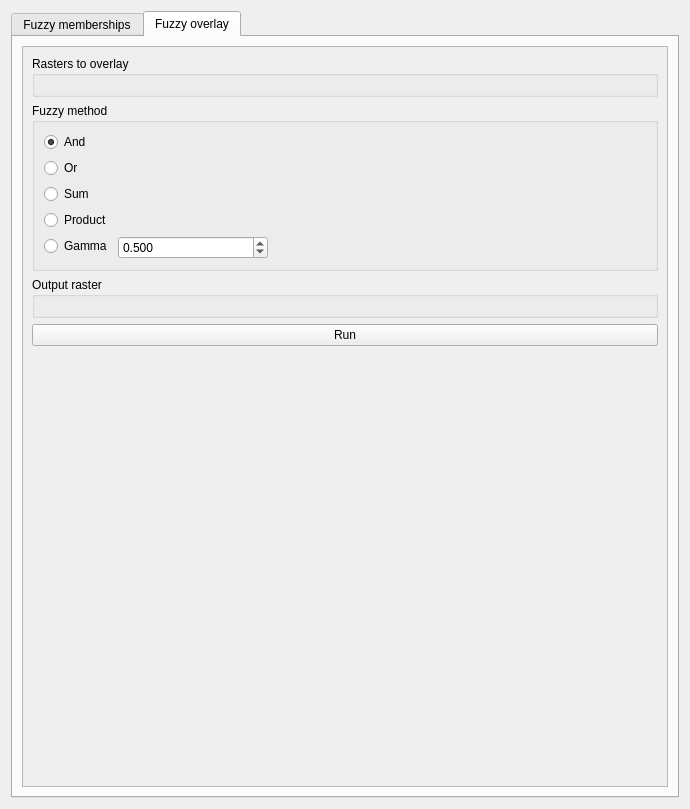
GispoCoding/eis_qgis_plugin, file eis_qgis_plugin/resources/ui/modeling/wizard_fuzzy_modeling.ui: the form before one commit.
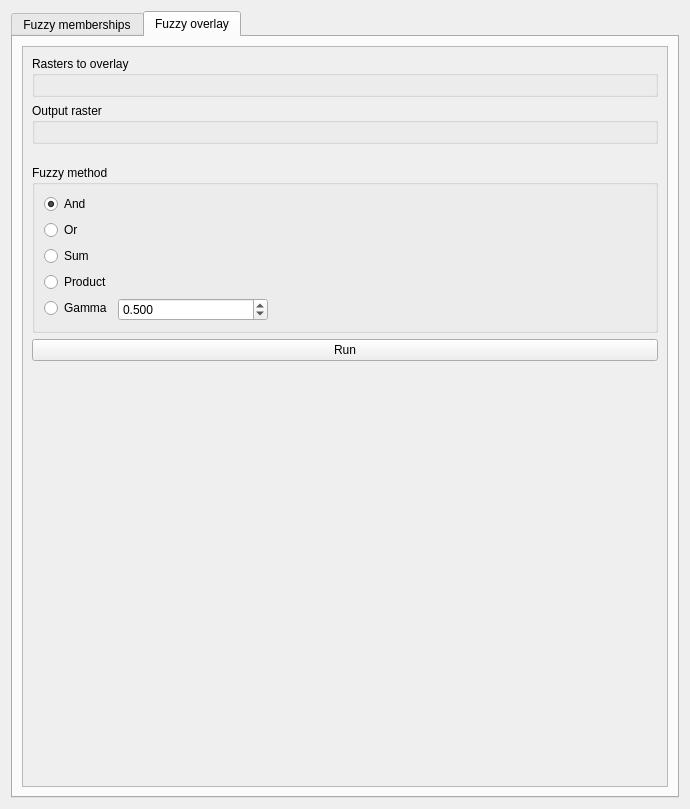
The form after the commit. The open tabs and pages were chosen to show the change. Custom widgets are drawn as their Qt base class.

Commit message: Add util function for setting placeholder text to file widgets, minor variable name change

```diff
--- a/eis_qgis_plugin/resources/ui/modeling/wizard_fuzzy_modeling.ui
+++ b/eis_qgis_plugin/resources/ui/modeling/wizard_fuzzy_modeling.ui
@@ -549,6 +549,34 @@
              </layout>
             </widget>
            </item>
+           <item>
+            <widget class="QGroupBox" name="output_raster_overlay_box">
+             <property name="title">
+              <string>Output raster</string>
+             </property>
+             <layout class="QVBoxLayout" name="verticalLayout_5">
+              <item>
+               <widget class="QgsFileWidget" name="output_raster_overlay"/>
+              </item>
+             </layout>
+            </widget>
+           </item>
+           <item>
+            <spacer name="verticalSpacer_3">
+             <property name="orientation">
+              <enum>Qt::Vertical</enum>
+             </property>
+             <property name="sizeType">
+              <enum>QSizePolicy::Fixed</enum>
+             </property>
+             <property name="sizeHint" stdset="0">
+              <size>
+               <width>20</width>
+               <height>15</height>
+              </size>
+             </property>
+            </spacer>
+           </item>
            <item>
             <widget class="QGroupBox" name="fuzzy_method_box">
              <property name="title">
@@ -623,18 +651,6 @@
              </layout>
             </widget>
            </item>
-           <item>
-            <widget class="QGroupBox" name="output_raster_box">
-             <property name="title">
-              <string>Output raster</string>
-             </property>
-             <layout class="QVBoxLayout" name="verticalLayout_5">
-              <item>
-               <widget class="QgsFileWidget" name="output_raster"/>
-              </item>
-             </layout>
-            </widget>
-           </item>
            <item>
             <widget class="QPushButton" name="run_overlay_btn">
              <property name="text">
```
Left out of the diff: 20 changed lines with no effect on the pictures. The commit also changes 4 other files.
